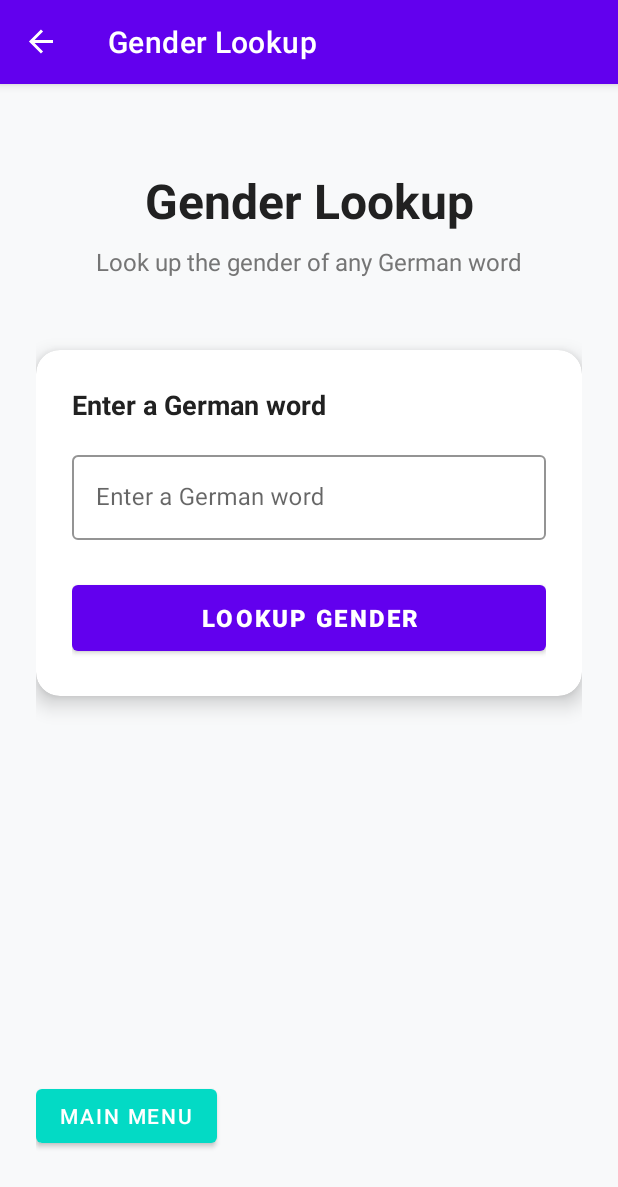
After one commit to PedroMPCardoso/Germanicus, an Android app: the GenderLookupFragment screen opened through its navigation route, on a phone screen of 412 x 824 dp. The commit adds this screen. Shown: the top 1187 px of the screen. Run offline under Robolectric (Android 15) with nearby library versions, the phone set to English and light mode, and no system bars; our stand-ins replace navigation-ui; 1 statement that could not run was skipped.

Commit message:
Add Gender Lookup feature
- Add comprehensive German noun database (nouns.csv) with declension forms
- Create GermanNoun data class with Flexion for all grammatical cases
- Implement GermanNouns class for loading and querying noun data
- Add GenderLookupFragment with input field and detailed results display
- Add navigation route for gender lookup functionality
- Update main menu to include Gender Lookup option
- Add necessary string resources and color definitions
- Support lookup by lemma with complete declension information

```diff
--- /dev/null
+++ b/app/src/main/java/com/pedrompcardoso/germanicus/ui/GenderLookupFragment.kt
@@ -0,0 +1,149 @@
+package com.pedrompcardoso.germanicus.ui
+
+import android.os.Bundle
+import android.text.Editable
+import android.text.TextWatcher
+import android.view.LayoutInflater
+import android.view.View
+import android.view.ViewGroup
+import android.view.inputmethod.EditorInfo
+import androidx.core.content.ContextCompat
+import androidx.fragment.app.Fragment
+import androidx.navigation.fragment.findNavController
+import com.pedrompcardoso.germanicus.R
+import com.pedrompcardoso.germanicus.data.GermanNouns
+import com.pedrompcardoso.germanicus.databinding.FragmentGenderLookupBinding
+
+class GenderLookupFragment : Fragment() {
+
+    private var _binding: FragmentGenderLookupBinding? = null
+    private val binding get() = _binding!!
+
+    private lateinit var germanNouns: GermanNouns
+
+    override fun onCreateView(
+        inflater: LayoutInflater,
+        container: ViewGroup?,
+        savedInstanceState: Bundle?
+    ): View {
+        _binding = FragmentGenderLookupBinding.inflate(inflater, container, false)
+        return binding.root
+    }
+
+    override fun onViewCreated(view: View, savedInstanceState: Bundle?) {
+        super.onViewCreated(view, savedInstanceState)
+
+        germanNouns = GermanNouns(requireContext())
+        setupClickListeners()
+        setupTextWatcher()
+    }
+
+    private fun setupClickListeners() {
+        binding.lookupButton.setOnClickListener {
+            performLookup()
+        }
+
+        binding.backButton.setOnClickListener {
+            findNavController().navigateUp()
+        }
+
+        // Allow lookup on "Done" key press
+        binding.wordEditText.setOnEditorActionListener { _, actionId, _ ->
+            if (actionId == EditorInfo.IME_ACTION_DONE) {
+                performLookup()
+                true
+            } else {
+                false
+            }
+        }
+    }
+
+    private fun setupTextWatcher() {
+        binding.wordEditText.addTextChangedListener(object : TextWatcher {
+            override fun beforeTextChanged(s: CharSequence?, start: Int, count: Int, after: Int) {}
+            override fun onTextChanged(s: CharSequence?, start: Int, before: Int, count: Int) {}
+            override fun afterTextChanged(s: Editable?) {
+                // Hide result card when text changes
+                binding.resultCard.visibility = View.GONE
+            }
+        })
+    }
+
+    private fun performLookup() {
+        val inputWord = binding.wordEditText.text.toString().trim()
+
+        if (inputWord.isEmpty()) {
+            binding.wordInputLayout.error = "Please enter a word"
+            return
+        }
+
+        binding.wordInputLayout.error = null
+
+        // Capitalize first letter for lookup
+        val lookupWord = inputWord.replaceFirstChar {
+            if (it.isLowerCase()) it.titlecase() else it.toString()
+        }
+
+        val words = germanNouns[lookupWord]
+
+        if (words.isEmpty()) {
+            showWordNotFound()
+        } else {
+            showGenderResult(words[0], lookupWord)
+        }
+    }
+
+    private fun showWordNotFound() {
+        binding.resultCard.visibility = View.VISIBLE
+        binding.resultTitleTextView.text = "Not Found"
+        binding.wordTextView.text = binding.wordEditText.text.toString()
+        binding.genderTextView.text = getString(R.string.word_not_found)
+        binding.genderTextView.setTextColor(ContextCompat.getColor(requireContext(), R.color.error_color))
+        binding.declensionTextView.visibility = View.GONE
+    }
+
+    private fun showGenderResult(noun: com.pedrompcardoso.germanicus.data.GermanNoun, word: String) {
+        binding.resultCard.visibility = View.VISIBLE
+        binding.resultTitleTextView.text = "Result"
+        binding.wordTextView.text = word
+
+        val genderText = when (noun.genus) {
+            "m" -> getString(R.string.masculine)
+            "f" -> getString(R.string.feminine)
+            "n" -> getString(R.string.neuter)
+            else -> "Unknown"
+        }
+
+        binding.genderTextView.text = genderText
+        binding.genderTextView.setTextColor(ContextCompat.getColor(requireContext(), R.color.success_color))
+
+        // Show declension forms
+        val flexion = noun.flexion
+        val declensionText = buildString {
+            appendLine("Declension forms:")
+            appendLine("Nominativ: ${flexion.nominativSingular} / ${flexion.nominativPlural}")
+            appendLine("Genitiv: ${flexion.genitivSingular} / ${flexion.genitivPlural}")
+            appendLine("Dativ: ${flexion.dativSingular} / ${flexion.dativPlural}")
+            appendLine("Akkusativ: ${flexion.akkusativSingular} / ${flexion.akkusativPlural}")
+
+            // Add alternative forms if they exist
+            if (!flexion.nominativSingularAlt.isNullOrEmpty()) {
+                appendLine("Nominativ alt: ${flexion.nominativSingularAlt}")
+            }
+            if (!flexion.genitivSingularAlt.isNullOrEmpty()) {
+                appendLine("Genitiv alt: ${flexion.genitivSingularAlt}")
+            }
+            if (!flexion.dativSingularAlt.isNullOrEmpty()) {
+                appendLine("Dativ alt: ${flexion.dativSingularAlt}")
+            }
+        }
+
+        binding.declensionTextView.text = declensionText
+        binding.declensionTextView.visibility = View.VISIBLE
+    }
+
+    override fun onDestroyView() {
+        super.onDestroyView()
+        _binding = null
+    }
+}
--- a/app/src/main/java/com/pedrompcardoso/germanicus/ui/MainMenuFragment.kt
+++ b/app/src/main/java/com/pedrompcardoso/germanicus/ui/MainMenuFragment.kt
@@ -37,6 +37,10 @@ class MainMenuFragment : Fragment() {
         binding.translationGameCard.setOnClickListener {
             findNavController().navigate(R.id.action_mainMenuFragment_to_translationGameFragment)
         }
+
+        binding.genderLookupCard.setOnClickListener {
+            findNavController().navigate(R.id.action_mainMenuFragment_to_genderLookupFragment)
+        }
     }
 
     override fun onDestroyView() {
--- /dev/null
+++ b/app/src/main/res/layout/fragment_gender_lookup.xml
@@ -0,0 +1,162 @@
+<?xml version="1.0" encoding="utf-8"?>
+<androidx.constraintlayout.widget.ConstraintLayout xmlns:android="http://schemas.android.com/apk/res/android"
+    xmlns:app="http://schemas.android.com/apk/res-auto"
+    android:layout_width="match_parent"
+    android:layout_height="match_parent"
+    android:background="@color/background_gradient"
+    android:padding="24dp">
+
+    <TextView
+        android:id="@+id/titleTextView"
+        android:layout_width="wrap_content"
+        android:layout_height="wrap_content"
+        android:text="@string/gender_lookup"
+        android:textSize="32sp"
+        android:textStyle="bold"
+        android:textColor="@color/primary_text"
+        android:layout_marginTop="32dp"
+        app:layout_constraintEnd_toEndOf="parent"
+        app:layout_constraintStart_toStartOf="parent"
+        app:layout_constraintTop_toTopOf="parent" />
+
+    <TextView
+        android:id="@+id/subtitleTextView"
+        android:layout_width="wrap_content"
+        android:layout_height="wrap_content"
+        android:text="@string/gender_lookup_description"
+        android:textSize="16sp"
+        android:textColor="@color/secondary_text"
+        android:layout_marginTop="8dp"
+        app:layout_constraintEnd_toEndOf="parent"
+        app:layout_constraintStart_toStartOf="parent"
+        app:layout_constraintTop_toBottomOf="@id/titleTextView" />
+
+    <androidx.cardview.widget.CardView
+        android:id="@+id/inputCard"
+        android:layout_width="0dp"
+        android:layout_height="wrap_content"
+        android:layout_marginTop="48dp"
+        app:cardCornerRadius="16dp"
+        app:cardElevation="8dp"
+        app:layout_constraintEnd_toEndOf="parent"
+        app:layout_constraintStart_toStartOf="parent"
+        app:layout_constraintTop_toBottomOf="@id/subtitleTextView">
+
+        <LinearLayout
+            android:layout_width="match_parent"
+            android:layout_height="wrap_content"
+            android:orientation="vertical"
+            android:padding="24dp">
+
+            <TextView
+                android:layout_width="wrap_content"
+                android:layout_height="wrap_content"
+                android:text="@string/enter_german_word"
+                android:textSize="18sp"
+                android:textStyle="bold"
+                android:textColor="@color/primary_text"
+                android:layout_marginBottom="16dp" />
+
+            <com.google.android.material.textfield.TextInputLayout
+                android:id="@+id/wordInputLayout"
+                android:layout_width="match_parent"
+                android:layout_height="wrap_content"
+                android:hint="@string/enter_german_word"
+                app:boxStrokeColor="@color/primary_color"
+                app:hintTextColor="@color/primary_color"
+                style="@style/Widget.MaterialComponents.TextInputLayout.OutlinedBox">
+
+                <com.google.android.material.textfield.TextInputEditText
+                    android:id="@+id/wordEditText"
+                    android:layout_width="match_parent"
+                    android:layout_height="wrap_content"
+                    android:inputType="textCapWords"
+                    android:textSize="16sp"
+                    android:textColor="@color/primary_text" />
+
+            </com.google.android.material.textfield.TextInputLayout>
+
+            <com.google.android.material.button.MaterialButton
+                android:id="@+id/lookupButton"
+                android:layout_width="match_parent"
+                android:layout_height="56dp"
+                android:text="@string/lookup_gender"
+                android:textSize="16sp"
+                android:textStyle="bold"
+                android:layout_marginTop="24dp"
+                app:backgroundTint="@color/primary_color"
+                android:textColor="@android:color/white" />
+
+        </LinearLayout>
+
+    </androidx.cardview.widget.CardView>
+
+    <androidx.cardview.widget.CardView
+        android:id="@+id/resultCard"
+        android:layout_width="0dp"
+        android:layout_height="wrap_content"
+        android:layout_marginTop="32dp"
+        android:visibility="gone"
+        app:cardCornerRadius="16dp"
+        app:cardElevation="8dp"
+        app:layout_constraintEnd_toEndOf="parent"
+        app:layout_constraintStart_toStartOf="parent"
+        app:layout_constraintTop_toBottomOf="@id/inputCard">
+
+        <LinearLayout
+            android:layout_width="match_parent"
+            android:layout_height="wrap_content"
+            android:orientation="vertical"
+            android:padding="24dp">
+
+            <TextView
+                android:id="@+id/resultTitleTextView"
+                android:layout_width="wrap_content"
+                android:layout_height="wrap_content"
+                android:text="Result"
+                android:textSize="20sp"
+                android:textStyle="bold"
+                android:textColor="@color/primary_text"
+                android:layout_marginBottom="16dp" />
+
+            <TextView
+                android:id="@+id/wordTextView"
+                android:layout_width="wrap_content"
+                android:layout_height="wrap_content"
+                android:textSize="24sp"
+                android:textStyle="bold"
+                android:textColor="@color/primary_text"
+                android:layout_marginBottom="8dp" />
+
+            <TextView
+                android:id="@+id/genderTextView"
+                android:layout_width="wrap_content"
+                android:layout_height="wrap_content"
+                android:textSize="20sp"
+                android:textStyle="bold"
+                android:layout_marginBottom="16dp" />
+
+            <TextView
+                android:id="@+id/declensionTextView"
+                android:layout_width="wrap_content"
+                android:layout_height="wrap_content"
+                android:textSize="14sp"
+                android:textColor="@color/secondary_text"
+                android:fontFamily="monospace" />
+
+        </LinearLayout>
+
+    </androidx.cardview.widget.CardView>
+
+    <com.google.android.material.button.MaterialButton
+        android:id="@+id/backButton"
+        android:layout_width="wrap_content"
+        android:layout_height="wrap_content"
+        android:text="@string/main_menu"
+        android:layout_marginBottom="32dp"
+        app:backgroundTint="@color/secondary_color"
+        android:textColor="@android:color/white"
+        app:layout_constraintBottom_toBottomOf="parent"
+        app:layout_constraintStart_toStartOf="parent" />
+
+</androidx.constraintlayout.widget.ConstraintLayout>
--- a/app/src/main/res/navigation/nav_graph.xml
+++ b/app/src/main/res/navigation/nav_graph.xml
@@ -24,6 +24,12 @@
         tools:layout="@layout/fragment_translation_game" />
 
     <fragment
+        android:id="@+id/genderLookupFragment"
+        android:name="com.pedrompcardoso.germanicus.ui.GenderLookupFragment"
+        android:label="Gender Lookup"
+        tools:layout="@layout/fragment_gender_lookup" />
+
+    <fragment
         android:id="@+id/gameResultFragment"
         android:name="com.pedrompcardoso.germanicus.ui.GameResultFragment"
         android:label="Game Results"
@@ -46,6 +52,10 @@
     <action
         android:id="@+id/action_mainMenuFragment_to_translationGameFragment"
         app:destination="@id/translationGameFragment" />
+
+    <action
+        android:id="@+id/action_mainMenuFragment_to_genderLookupFragment"
+        app:destination="@id/genderLookupFragment" />
 
     <action
         android:id="@+id/action_genderGameFragment_to_gameResultFragment"
--- a/app/src/main/res/values/colors.xml
+++ b/app/src/main/res/values/colors.xml
@@ -15,6 +15,10 @@
     <color name="feminine_color">#FFE91E63</color>
     <color name="neuter_color">#FF4CAF50</color>
 
+    <!-- Status Colors -->
+    <color name="success_color">#FF4CAF50</color>
+    <color name="error_color">#FFF44336</color>
+
     <!-- Material Design Colors -->
     <color name="purple_200">#FFBB86FC</color>
     <color name="purple_500">#FF6200EE</color>
--- a/app/src/main/res/values/strings.xml
+++ b/app/src/main/res/values/strings.xml
@@ -18,5 +18,16 @@
     <string name="learn_german_fun">Learn German the Fun Way!</string>
     <string name="guess_gender_description">Guess the gender of German words</string>
     <string name="translate_description">Translate between German and English</string>
+    <string name="games">Games</string>
+    <string name="learn">Learn</string>
+    <string name="gender_lookup">Gender Lookup</string>
+    <string name="gender_lookup_description">Look up the gender of any German word</string>
+    <string name="enter_german_word">Enter a German word</string>
+    <string name="lookup_gender">Lookup Gender</string>
+    <string name="word_not_found">Word not found in dictionary</string>
+    <string name="gender_result">Gender: %1$s</string>
+    <string name="masculine">Masculine (der)</string>
+    <string name="feminine">Feminine (die)</string>
+    <string name="neuter">Neuter (das)</string>
     <string name="version">Version 1.0</string>
 </resources>
```
Also changed, not shown: app/src/main/java/com/pedrompcardoso/germanicus/data/GermanNoun.kt (added, +56 -0 lines), app/src/main/java/com/pedrompcardoso/germanicus/data/GermanNouns.kt (added, +142 -0 lines), app/src/main/java/com/pedrompcardoso/germanicus/data/NounLookupDemo.kt (added, +76 -0 lines), 1 other file.
